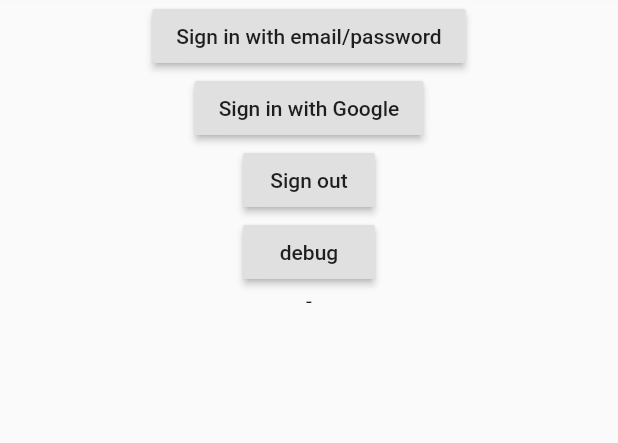
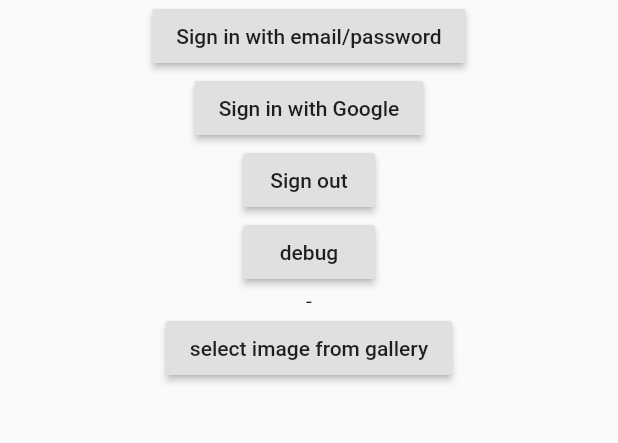
Before and after one commit to baloise/balexpenses, a Flutter app: the screen it shows after launch, on a phone screen of 412 x 824 dp, the part 108-551 px from its top. Run offline on Flutter 3.47's test engine with Material 2 defaults, Android fonts, the phone set to English and light mode, and no system bars; our stand-ins replace firebase_auth, google_sign_in, image_picker; accounts and stored records are empty.

Commit message:
upgrade from android-support to androidx image selection via gallery

```diff
--- a/frontend/lib/screens/HomeScreen.dart
+++ b/frontend/lib/screens/HomeScreen.dart
@@ -1,4 +1,5 @@
 import 'package:balexpenses/screens/AuthScreen.dart';
+import 'package:balexpenses/screens/InvoiceSelection.dart';
 import 'package:flutter/material.dart';
 
 class HomeScreen extends StatelessWidget {
@@ -8,6 +9,11 @@ class HomeScreen extends StatelessWidget {
         appBar: AppBar(
           title: Text("Baloise expenses"),
         ),
-        body: AuthScreen());
+        body: Column(
+          children: <Widget>[
+            AuthScreen(),
+            InvoiceSelection(),
+          ],
+        ));
   }
 }
--- /dev/null
+++ b/frontend/lib/screens/InvoiceSelection.dart
@@ -0,0 +1,36 @@
+import 'dart:io';
+
+import 'package:flutter/material.dart';
+import 'package:image_picker/image_picker.dart';
+
+class InvoiceSelection extends StatefulWidget {
+  @override
+  _InvoiceSelectionState createState() => _InvoiceSelectionState();
+}
+
+class _InvoiceSelectionState extends State<InvoiceSelection> {
+  File _image;
+
+  Future getImage() async {
+    print("getImage");
+    var image = await ImagePicker.pickImage(source: ImageSource.gallery);
+
+    setState(() {
+      _image = image;
+    });
+  }
+
+  @override
+  Widget build(BuildContext context) {
+    return Container(
+      child: Column(
+        children: <Widget>[
+          RaisedButton(
+            onPressed: getImage,
+            child: Text("select image from gallery"),
+          )
+        ],
+      ),
+    );
+  }
+}
--- a/frontend/pubspec.yaml
+++ b/frontend/pubspec.yaml
@@ -25,6 +25,7 @@ dependencies:
 
   firebase_auth: ^0.14.0+5
   google_sign_in: ^4.0.7
+  image_picker: ^0.6.1+4
 
   # The following adds the Cupertino Icons font to your application.
   # Use with the CupertinoIcons class for iOS style icons.
```
Also changed, not shown: frontend/pubspec.lock, 3 other files.
